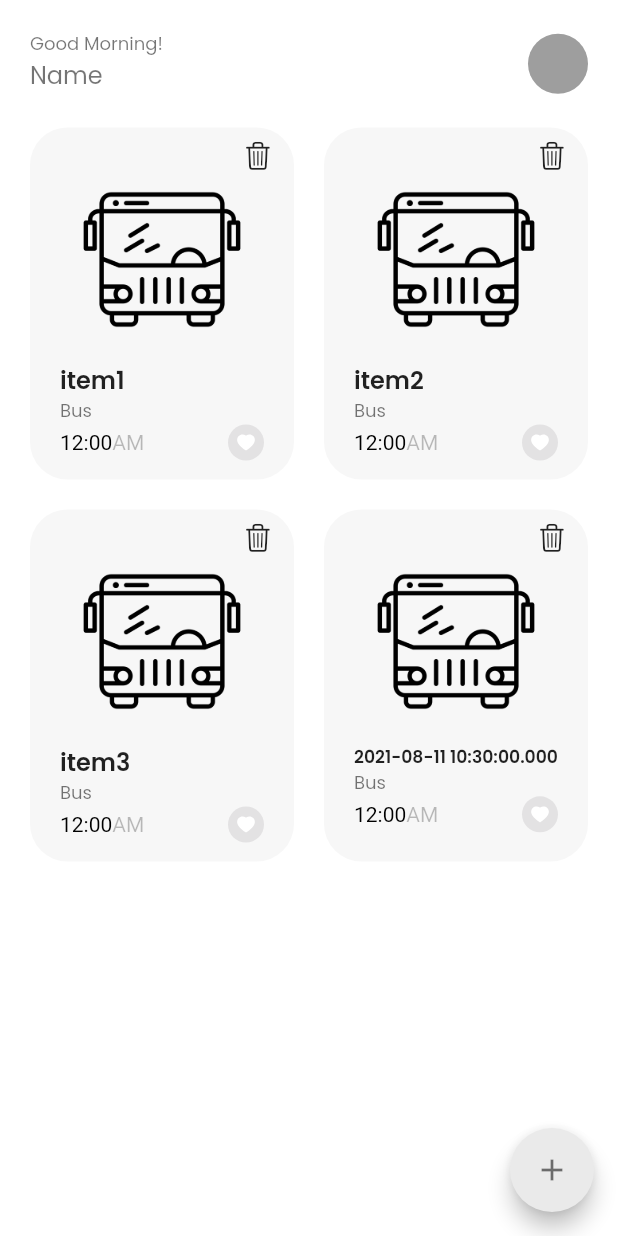
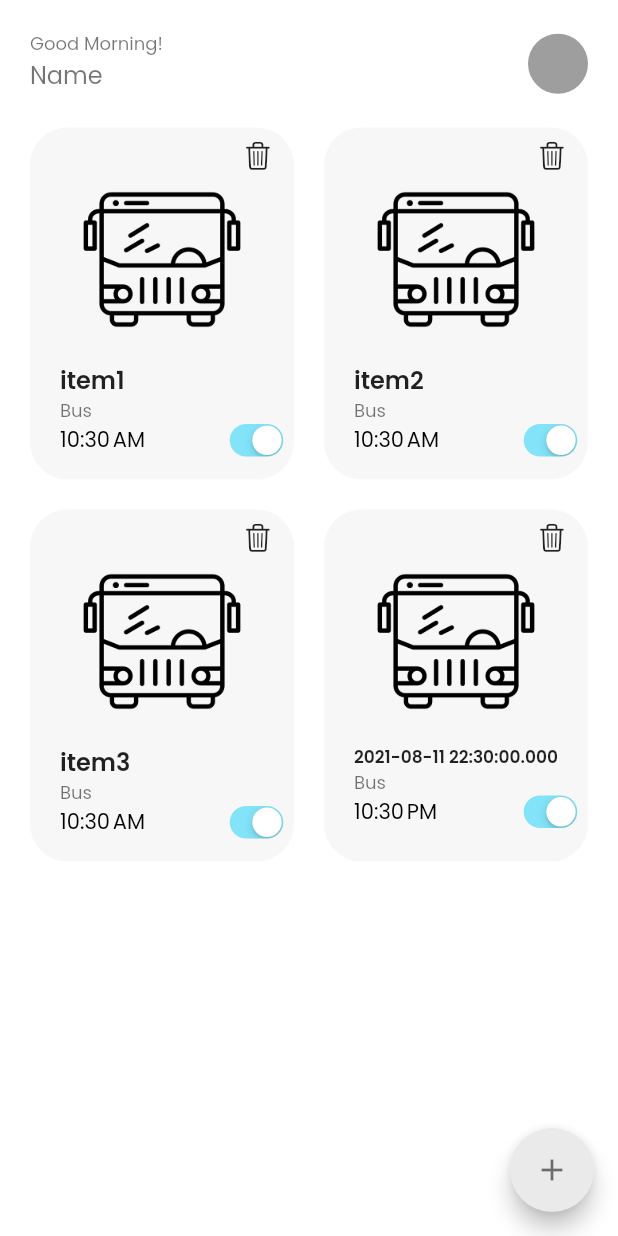
Before and after one commit to chlee1252/Scheduled_Map, a Flutter app: the AddScreen screen opened by its route, scrolled down 32 dp, after a tap on "Add", on a phone screen of 412 x 824 dp. Run offline on Flutter 3.47's test engine with Material 2 defaults, Android fonts, the phone set to English and light mode, and no system bars; our stand-ins replace flutter_svg, get, google_fonts.

```diff
--- a/lib/add/controllers/selected_time_controller.dart
+++ b/lib/add/controllers/selected_time_controller.dart
@@ -7,5 +7,6 @@ class SelectedTimeController extends GetxController {
 
   void setTime(DateTime newTime) {
     _time = newTime;
+    update();
   }
 }
--- a/lib/add/screens/add_screen.dart
+++ b/lib/add/screens/add_screen.dart
@@ -59,8 +59,9 @@ class AddScreen extends StatelessWidget {
                 child: CupertinoDatePicker(
                   initialDateTime: DateTime.now(),
                   mode: CupertinoDatePickerMode.time,
-                  onDateTimeChanged: (datetime) =>
-                      SelectedTimeController().setTime(datetime),
+                  onDateTimeChanged: (datetime) {
+                    selectedTimeController.setTime(datetime);
+                  },
                 ),
               ),
               SizedBox(
@@ -75,6 +76,7 @@ class AddScreen extends StatelessWidget {
                     new Items(
                       title: selectedTimeController.getTime().toString(),
                       image: "assets/icon/bus.png",
+                      date: selectedTimeController.getTime(),
                     ),
                   );
                   Get.toNamed("/home");
--- a/lib/details/controllers/switch_controller.dart
+++ b/lib/details/controllers/switch_controller.dart
@@ -0,0 +1,11 @@
+import 'package:get/get.dart';
+
+class SwitchController extends GetxController {
+  RxBool value = true.obs;
+
+  bool getValue() => value.value;
+
+  void toggleSwitch() {
+    value = RxBool(!value.value);
+  }
+}
--- a/lib/details/widget/details_appbar.dart
+++ b/lib/details/widget/details_appbar.dart
@@ -1,3 +1,4 @@
+import 'package:flutter/cupertino.dart';
 import 'package:flutter/material.dart';
 import 'package:scheduled_map/constants.dart';
 import 'package:scheduled_map/home/widget/on_icon.dart';
--- a/lib/home/controllers/home_controller.dart
+++ b/lib/home/controllers/home_controller.dart
@@ -3,22 +3,33 @@ import 'package:scheduled_map/models/Items.dart';
 
 class HomeController extends GetxController {
   List<Items> items = [
-    new Items(title: "item1", image: "assets/icon/bus.png"),
-    new Items(title: "item2", image: "assets/icon/bus.png"),
-    new Items(title: "item3", image: "assets/icon/bus.png"),
-  ].obs;
+    new Items(
+        title: "item1", image: "assets/icon/bus.png", date: DateTime.now()),
+    new Items(
+        title: "item2", image: "assets/icon/bus.png", date: DateTime.now()),
+    new Items(
+        title: "item3", image: "assets/icon/bus.png", date: DateTime.now()),
+  ];
 
   List<Items> getItems() => items;
 
   void setItems(List<Items> items) {
     this.items = items;
+    update();
   }
 
   void addItem(Items item) {
     items.add(item);
+    update();
   }
 
   void removeItem(int index) {
     items.removeAt(index);
+    update();
+  }
+
+  void toggleSwitch(int index) {
+    items[index].notification.toggle();
+    update();
   }
 }
--- a/lib/home/screen/home_screen.dart
+++ b/lib/home/screen/home_screen.dart
@@ -1,13 +1,11 @@
 import 'package:flutter/material.dart';
 import 'package:get/get.dart';
-import 'package:scheduled_map/add/controllers/selected_time_controller.dart';
 import 'package:scheduled_map/constants.dart';
 import 'package:scheduled_map/home/controllers/home_controller.dart';
 import 'package:scheduled_map/home/widget/home_header.dart';
 import 'package:scheduled_map/home/widget/route_card.dart';
 
 class HomeScreen extends StatelessWidget {
-  final SelectedTimeController selectedTimeController = Get.find();
   final HomeController homeController = Get.find();
 
   @override
@@ -31,8 +29,8 @@ class HomeScreen extends StatelessWidget {
                       bottomRight: Radius.circular(defaultPadding * 1.5),
                     ),
                   ),
-                  child: Obx(
-                    () => GridView.builder(
+                  child: GetBuilder<HomeController>(
+                    builder: (value) => GridView.builder(
                       itemCount: homeController.getItems().length,
                       gridDelegate: SliverGridDelegateWithFixedCrossAxisCount(
                         crossAxisCount: 2,
--- a/lib/home/widget/route_card.dart
+++ b/lib/home/widget/route_card.dart
@@ -1,11 +1,12 @@
 import 'package:flutter/cupertino.dart';
 import 'package:flutter/material.dart';
 import 'package:get/get.dart';
+import 'package:intl/intl.dart';
 import 'package:scheduled_map/constants.dart';
+import 'package:scheduled_map/details/controllers/switch_controller.dart';
 import 'package:scheduled_map/home/controllers/home_controller.dart';
-import 'package:scheduled_map/home/widget/on_icon.dart';
-import 'package:scheduled_map/home/widget/time.dart';
 import 'package:scheduled_map/models/Items.dart';
+import 'package:scheduled_map/util/color_util.dart';
 
 class RouteCard extends StatelessWidget {
   RouteCard({
@@ -19,12 +20,11 @@ class RouteCard extends StatelessWidget {
   final int index;
   final VoidCallback press;
   final HomeController homeController = Get.find();
+  final SwitchController switchController = Get.find();
 
   @override
   Widget build(BuildContext context) {
-    return GestureDetector(
-      onTap: press,
-      child: Container(
+    return Container(
       padding: EdgeInsets.symmetric(horizontal: defaultPadding),
       decoration: BoxDecoration(
         color: Color(0xFFF7F7F7),
@@ -51,6 +51,42 @@ class RouteCard extends StatelessWidget {
               ),
             ],
           ),
+          _buildTouchPortion(context),
+          Row(
+            mainAxisAlignment: MainAxisAlignment.spaceBetween,
+            children: [
+              Text(
+                DateFormat.jm().format(items.date),
+                style: TextStyle(
+                  color: Colors.black,
+                ),
+              ),
+              SizedBox(
+                height: 10,
+                width: 10,
+                child: Transform.scale(
+                  scale: 0.7,
+                  child: CupertinoSwitch(
+                    activeColor:
+                        ColorUtil.convertHexToColor(hexColorCode: "#83E4F9"),
+                    value: items.notification.value,
+                    onChanged: (value) => homeController.toggleSwitch(index),
+                  ),
+                ),
+              ),
+            ],
+          )
+        ],
+      ),
+    );
+  }
+
+  Widget _buildTouchPortion(BuildContext context) {
+    return GestureDetector(
+      onTap: press,
+      child: Column(
+        crossAxisAlignment: CrossAxisAlignment.start,
+        children: [
           Image.asset(items.image!),
           FittedBox(
             fit: BoxFit.fitWidth,
@@ -66,15 +102,7 @@ class RouteCard extends StatelessWidget {
             "Bus",
             style: Theme.of(context).textTheme.caption,
           ),
-            Row(
-              mainAxisAlignment: MainAxisAlignment.spaceBetween,
-              children: [
-                Time(startTime: "12:00"),
-                OnIcon(),
         ],
-            )
-          ],
-        ),
       ),
     );
   }
--- a/lib/main.dart
+++ b/lib/main.dart
@@ -7,6 +7,7 @@ import 'package:scheduled_map/details/screen/details_screen.dart';
 import 'package:scheduled_map/home/screen/home_screen.dart';
 
 import 'add/controllers/selected_time_controller.dart';
+import 'details/controllers/switch_controller.dart';
 import 'home/controllers/home_controller.dart';
 
 void main() {
@@ -17,6 +18,7 @@ class MyApp extends StatelessWidget {
   final SelectedTimeController selectedTimeController =
       Get.put(SelectedTimeController());
   final HomeController homeController = Get.put(HomeController());
+  final SwitchController switchController = Get.put(SwitchController());
 
   @override
   Widget build(BuildContext context) {
--- a/lib/models/Items.dart
+++ b/lib/models/Items.dart
@@ -1,5 +1,9 @@
+import 'package:get/get.dart';
+
 class Items {
   final String? title, image;
+  RxBool notification = true.obs;
+  DateTime date;
 
-  Items({this.title, this.image});
+  Items({this.title, this.image, required this.date});
 }
--- a/pubspec.yaml
+++ b/pubspec.yaml
@@ -30,6 +30,7 @@ dependencies:
   cupertino_icons: ^1.0.2
   get: ^4.3.4
   google_fonts: ^2.1.0
+  intl: ^0.17.0
   flutter_svg: ^0.22.0
 
 dev_dependencies:
```
Also changed, not shown: pubspec.lock. Lines whose indentation alone changed are shown as unchanged.
